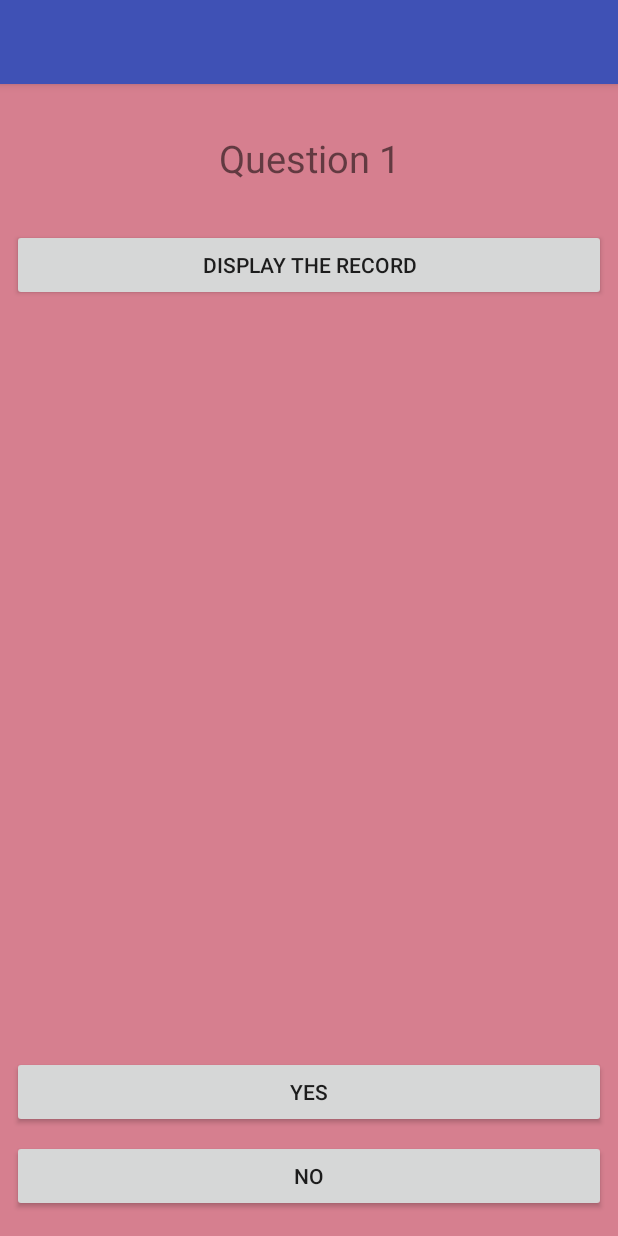
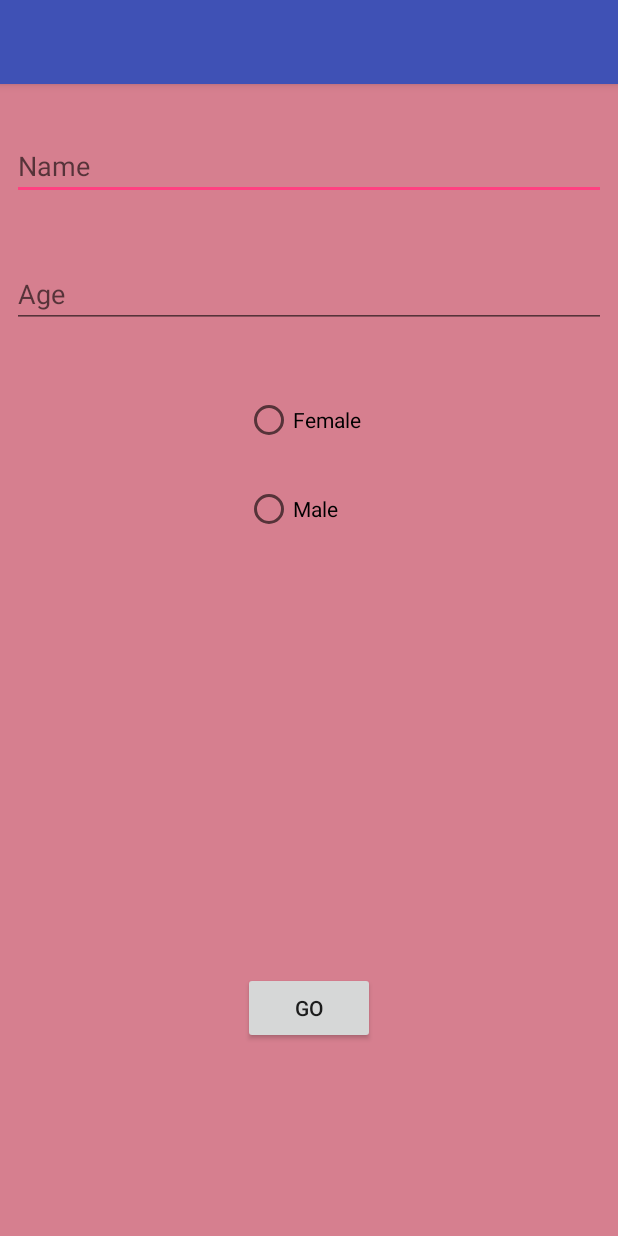
Before and after one commit to dvsth/C-Aware, an Android app: the QuestionScreen screen opened directly, with no data from a screen before it, on a phone screen of 412 x 824 dp. Run offline under Robolectric (Android 15) with nearby library versions, the light colour scheme and no system bars.

Commit message:
Commit 6, It Just Works!

```diff
--- a/app/build.gradle
+++ b/app/build.gradle
@@ -27,4 +27,5 @@ dependencies {
     compile 'com.android.support:appcompat-v7:25.2.0'
     compile 'com.android.support.constraint:constraint-layout:1.0.2'
     testCompile 'junit:junit:4.12'
+    compile 'com.android.support:design:25.2.0'
 }
--- a/app/src/main/java/devseth/questionnaire/MainActivity.java
+++ b/app/src/main/java/devseth/questionnaire/MainActivity.java
@@ -16,7 +16,7 @@ public class MainActivity extends AppCompatActivity {
         setContentView(R.layout.activity_main);
 
 
-        Button btnStart = (Button) findViewById(R.id.button);
+        Button btnStart = (Button) findViewById(R.id.btnStart);
         btnStart.setOnClickListener(new View.OnClickListener() {
             @Override
             public void onClick(View v) {
--- a/app/src/main/java/devseth/questionnaire/QuestionFeeder.java
+++ b/app/src/main/java/devseth/questionnaire/QuestionFeeder.java
@@ -23,7 +23,7 @@ public class QuestionFeeder {
         q9 = "Question 9";
         q10 = "Question 10";
 
-        questions = new String[]{q1, q2, q3, q4, q5, q6, q7, q8, q9, q10, "", "", "", "", "", "", "", "", ""};
+        questions = new String[]{q1, q2, q3, q4, q5, q6, q7, q8, q9, q10};
 
         questionIndex = -1;
     }
@@ -32,8 +32,8 @@ public class QuestionFeeder {
 
         questionIndex++;                                        //goto next question
 
-        if (questionIndex == questions.length)                    //have we reached the last question?
-            return "end";                                         //if yes, return end
+        if (questionIndex >= questions.length)                    //have we reached the last question?
+            return "-1";                                         //if yes, return end
 
         return questions[questionIndex];                        //or else return the next question
     }
--- a/app/src/main/java/devseth/questionnaire/QuestionScreen.java
+++ b/app/src/main/java/devseth/questionnaire/QuestionScreen.java
@@ -5,11 +5,14 @@ import android.database.sqlite.SQLiteDatabase;
 import android.database.sqlite.SQLiteOpenHelper;
 import android.graphics.Color;
 import android.os.CountDownTimer;
+import android.provider.MediaStore;
 import android.support.v7.app.AppCompatActivity;
 import android.os.Bundle;
 import android.util.Log;
 import android.view.View;
 import android.widget.Button;
+import android.widget.EditText;
+import android.widget.RadioButton;
 import android.widget.TextView;
 
 import org.w3c.dom.Text;
@@ -21,15 +24,19 @@ import static android.view.animation.Animation.REVERSE;
 public class QuestionScreen extends AppCompatActivity implements View.OnClickListener {
 
     TextView txtQues;                                   //TextView that displays questions
+    EditText txtName;                                   //input for name
+    EditText txtAge;                                    //input for age
     View background;                                    //the background of the window
     Button btnYes;                                      //the yes button
     Button btnNo;                                       //the no button
-    Button btnDisplay;
+    Button btnGo;                                       //the go button
+    RadioButton btnFemale;                              //are you a girl?
+    RadioButton btnMale;                                //are you a boy?
     private QuestionFeeder questionFeeder;              //provides questions
     private DBHandler dbhelper;                         //the DBHandler object which will manage db
     private String[] responses;                         //stores responses
     private int questionIndex;                          //what question are we on?
-
+    private boolean isGoOver;                           //are we done with basic details?
 
     @Override
     protected void onCreate(Bundle savedInstanceState) {
@@ -39,17 +46,29 @@ public class QuestionScreen extends AppCompatActivity implements View.OnClickLis
 
         //Object declarations
         txtQues = (TextView) findViewById(R.id.textView1);
+        txtName = (EditText) findViewById(R.id.txtName);
+        txtAge = (EditText) findViewById(R.id.txtAge);
+        btnGo = (Button) findViewById(R.id.btnGo);
+        btnFemale = (RadioButton) findViewById(R.id.rbFemale);
+        btnMale = (RadioButton) findViewById(R.id.rbMale);
+        btnGo.setOnClickListener(this);
         background = findViewById(R.id.background);
         btnYes = (Button) findViewById(R.id.btnYes);
         btnYes.setOnClickListener(this);
         btnNo = (Button) findViewById(R.id.btnNo);
         btnNo.setOnClickListener(this);
-        btnDisplay = (Button) findViewById(R.id.recordDisplay);
-        btnDisplay.setOnClickListener(this);
         questionFeeder = new QuestionFeeder();
-        responses = new String[15];
 
-        questionIndex = 1;
+        responses = new String[12];
+
+        questionIndex = 2;
+
+        isGoOver = false;
+
+        //hide question layout at init
+        txtQues.setVisibility(View.INVISIBLE);
+        btnYes.setVisibility(View.INVISIBLE);
+        btnNo.setVisibility(View.INVISIBLE);
 
         //Ignition for animation
         bgAnimator();
@@ -63,27 +82,50 @@ public class QuestionScreen extends AppCompatActivity implements View.OnClickLis
 
     public void onClick(View v) {
 
-        if (questionIndex < 9)
+        if (isGoOver && questionIndex < 12){
             txtQues.setText(questionFeeder.nextQuestion());
+            questionIndex++;
+            Log.d(null, "Reached first if");
+        }
 
-        if (questionIndex == 9) {
-            btnYes.setEnabled(false);
+        if (txtQues.getText().equals("Question 10")) {
+
+            btnYes.setEnabled(false);                           //disable buttons
             btnNo.setEnabled(false);
-            dbhelper.addSurveyResponse(responses);
-            Log.d(null, "onClick: the response was added to database");
-            questionIndex++;
+            dbhelper.addSurveyResponse(responses);              //add the responses to the db
+            dbhelper.writeToCSV();                              //update the csv file
+            Log.d(null, "wrote to CSV");
+
 
         } else {
             switch (v.getId()) {
 
                 case R.id.btnNo:
-                    responses[++questionIndex] = "0";
+                    responses[questionIndex] = "0";
                     break;
                 case R.id.btnYes:
-                    responses[++questionIndex] = "1";
+                    responses[questionIndex] = "1";
                     break;
-                case R.id.recordDisplay:
-                    txtQues.setText(dbhelper.displayResponse());
+                case R.id.btnGo:
+
+                    isGoOver = true;
+
+                    //show question layout, hide name, age input
+                    txtQues.setVisibility(View.VISIBLE);
+                    btnNo.setVisibility(View.VISIBLE);
+                    btnYes.setVisibility(View.VISIBLE);
+                    btnGo.setVisibility(View.INVISIBLE);
+                    txtAge.setVisibility(View.INVISIBLE);
+                    txtName.setVisibility(View.INVISIBLE);
+                    btnMale.setVisibility(View.INVISIBLE);
+                    btnFemale.setVisibility(View.INVISIBLE);
+
+                    //add input fields into row array
+                    responses[0] = txtAge.getText().toString();
+                    if (btnMale.isChecked())
+                        responses[1] = "male";
+                    else
+                        responses[1] = "female";
                     break;
 
 
--- a/app/src/main/res/layout/activity_question_screen.xml
+++ b/app/src/main/res/layout/activity_question_screen.xml
@@ -20,10 +20,10 @@
         android:id="@+id/textView1"
         android:layout_width="0dp"
         android:layout_height="wrap_content"
-        android:layout_marginTop="32dp"
+        android:layout_marginTop="60dp"
         android:text="TextView"
         android:textAlignment="center"
-        android:textSize="25sp"
+        android:textSize="30sp"
         app:layout_constraintLeft_toLeftOf="parent"
         app:layout_constraintRight_toRightOf="parent"
         app:layout_constraintTop_toTopOf="@+id/background" />
@@ -36,7 +36,8 @@
         app:layout_constraintLeft_toLeftOf="parent"
         app:layout_constraintRight_toRightOf="parent"
         app:layout_constraintBottom_toBottomOf="@+id/background"
-        android:layout_marginBottom="8dp">
+        android:layout_marginBottom="8dp"
+        android:id="@+id/linearLayout">
 
         <Button
             android:id="@+id/btnYes"
@@ -68,16 +69,85 @@
 
     </LinearLayout>
 
+    <EditText
+        android:id="@+id/txtName"
+        android:layout_width="0dp"
+        android:layout_height="wrap_content"
+        android:layout_marginTop="32dp"
+        android:ems="10"
+        android:hint="Name"
+        android:inputType="textPersonName"
+        app:layout_constraintTop_toTopOf="@+id/background"
+        android:layout_marginRight="8dp"
+        app:layout_constraintRight_toRightOf="parent"
+        android:layout_marginLeft="8dp"
+        app:layout_constraintLeft_toLeftOf="parent" />
+
+    <EditText
+        android:id="@+id/txtAge"
+        android:layout_width="0dp"
+        android:layout_height="wrap_content"
+        android:layout_marginTop="40dp"
+        android:ems="10"
+        android:hint="Age"
+        android:inputType="number"
+        app:layout_constraintTop_toBottomOf="@+id/txtName"
+        android:layout_marginRight="8dp"
+        app:layout_constraintRight_toRightOf="parent"
+        android:layout_marginLeft="8dp"
+        app:layout_constraintLeft_toLeftOf="parent"
+        app:layout_constraintHorizontal_bias="0.0" />
+
     <Button
-        android:id="@+id/recordDisplay"
-        android:layout_width="match_parent"
-        android:layout_height="0dp"
+        android:id="@+id/btnGo"
+        android:layout_width="88dp"
+        android:layout_height="wrap_content"
+        android:text="Go"
         android:layout_marginLeft="8dp"
+        app:layout_constraintLeft_toLeftOf="parent"
         android:layout_marginRight="8dp"
-        android:layout_marginTop="30dp"
-        android:text="Display the record"
+        app:layout_constraintRight_toRightOf="parent"
+        android:layout_marginBottom="8dp"
+        app:layout_constraintBottom_toTopOf="@+id/linearLayout" />
+
+    <RadioGroup
+        android:layout_width="wrap_content"
+        android:layout_height="wrap_content"
+        android:layout_marginTop="37dp"
+        app:layout_constraintTop_toBottomOf="@+id/txtAge"
+        android:layout_marginLeft="0dp"
         app:layout_constraintLeft_toLeftOf="parent"
-        app:layout_constraintRight_toRightOf="parent"
-        app:layout_constraintTop_toBottomOf="@+id/textView1" />
+        android:id="@+id/radioGroup"
+        android:layout_marginRight="8dp"
+        app:layout_constraintRight_toRightOf="parent">
+
+        <RadioButton
+            android:id="@+id/rbFemale"
+            android:layout_width="wrap_content"
+            android:layout_height="wrap_content"
+            android:layout_marginLeft="8dp"
+            android:layout_marginRight="8dp"
+            android:layout_marginTop="8dp"
+            android:layout_weight="1"
+            android:text="Female"
+            app:layout_constraintLeft_toLeftOf="parent"
+            app:layout_constraintRight_toRightOf="parent"
+            app:layout_constraintTop_toBottomOf="@+id/rbMale" />
+
+        <RadioButton
+            android:id="@+id/rbMale"
+            android:layout_width="wrap_content"
+            android:layout_height="wrap_content"
+            android:layout_marginLeft="8dp"
+            android:layout_marginRight="8dp"
+            android:layout_marginTop="27dp"
+            android:layout_weight="1"
+            android:checked="false"
+            android:text="Male"
+            app:layout_constraintHorizontal_bias="0.501"
+            app:layout_constraintLeft_toLeftOf="parent"
+            app:layout_constraintRight_toRightOf="parent"
+            app:layout_constraintTop_toBottomOf="@+id/txtAge" />
+    </RadioGroup>
 
 </android.support.constraint.ConstraintLayout>
```
Also changed, not shown: app/src/main/java/devseth/questionnaire/DBHandler.java (+55 -46 lines), app/src/main/res/layout/activity_main.xml (+17 -5 lines).
